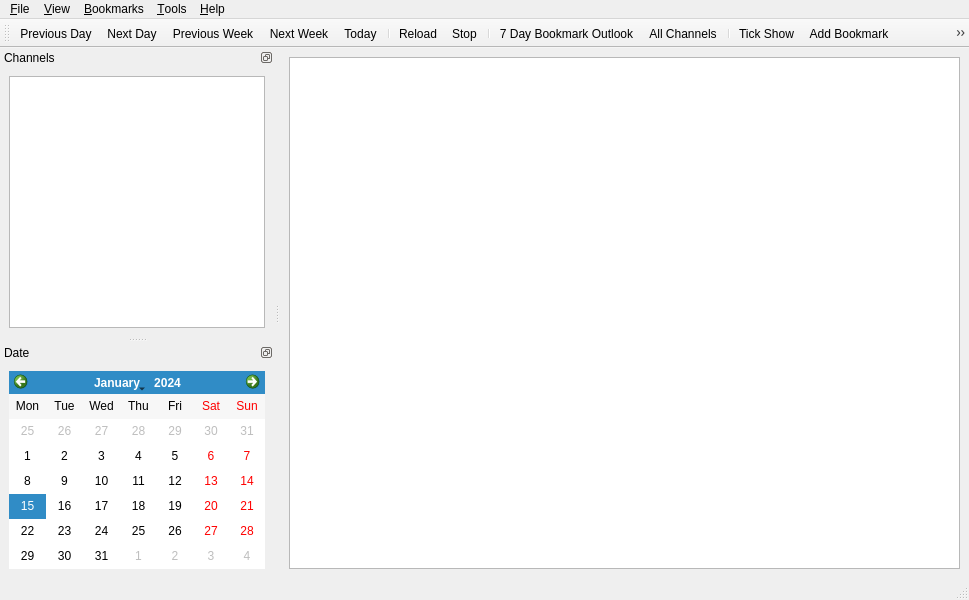
rweather/tvguide, file src/mainwindow.ui: the form before one commit.
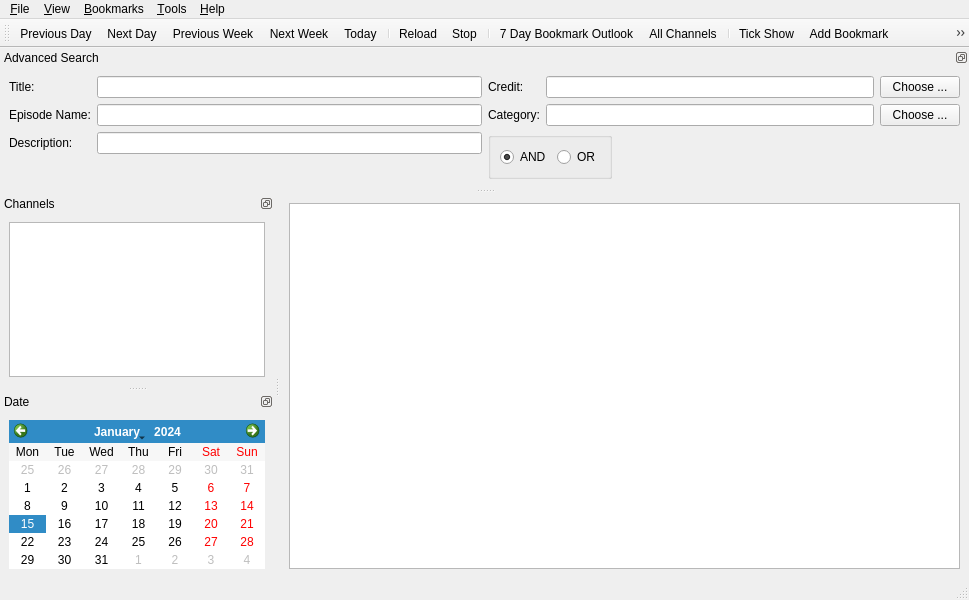
The form after the commit. Icons and pictures are not drawn.

Commit message: Advanced search options

```diff
--- a/src/mainwindow.ui
+++ b/src/mainwindow.ui
@@ -106,6 +106,152 @@
    <addaction name="menu_Help"/>
   </widget>
   <widget class="QStatusBar" name="statusbar"/>
+  <widget class="QDockWidget" name="advancedSearchDock">
+   <property name="features">
+    <set>QDockWidget::DockWidgetFloatable|QDockWidget::DockWidgetMovable</set>
+   </property>
+   <property name="allowedAreas">
+    <set>Qt::AllDockWidgetAreas</set>
+   </property>
+   <property name="windowTitle">
+    <string>Advanced Search</string>
+   </property>
+   <attribute name="dockWidgetArea">
+    <number>4</number>
+   </attribute>
+   <widget class="QWidget" name="dockWidgetContents_3">
+    <layout class="QHBoxLayout" name="horizontalLayout_5">
+     <item>
+      <layout class="QFormLayout" name="formLayout_2">
+       <item row="0" column="0">
+        <widget class="QLabel" name="label">
+         <property name="text">
+          <string>Title:</string>
+         </property>
+        </widget>
+       </item>
+       <item row="0" column="1">
+        <widget class="QLineEdit" name="titleEdit"/>
+       </item>
+       <item row="1" column="0">
+        <widget class="QLabel" name="label_2">
+         <property name="text">
+          <string>Episode Name:</string>
+         </property>
+        </widget>
+       </item>
+       <item row="1" column="1">
+        <widget class="QLineEdit" name="episodeNameEdit"/>
+       </item>
+       <item row="2" column="0">
+        <widget class="QLabel" name="label_3">
+         <property name="text">
+          <string>Description:</string>
+         </property>
+        </widget>
+       </item>
+       <item row="2" column="1">
+        <widget class="QLineEdit" name="descriptionEdit"/>
+       </item>
+      </layout>
+     </item>
+     <item>
+      <layout class="QVBoxLayout" name="verticalLayout_4">
+       <item>
+        <layout class="QFormLayout" name="formLayout">
+         <item row="0" column="0">
+          <widget class="QLabel" name="label_4">
+           <property name="text">
+            <string>Credit:</string>
+           </property>
+          </widget>
+         </item>
+         <item row="0" column="1">
+          <layout class="QHBoxLayout" name="horizontalLayout">
+           <item>
+            <widget class="QLineEdit" name="creditEdit"/>
+           </item>
+           <item>
+            <widget class="QPushButton" name="creditChoose">
+             <property name="text">
+              <string>Choose ...</string>
+             </property>
+            </widget>
+           </item>
+          </layout>
+         </item>
+         <item row="1" column="0">
+          <widget class="QLabel" name="label_5">
+           <property name="text">
+            <string>Category:</string>
+           </property>
+          </widget>
+         </item>
+         <item row="1" column="1">
+          <layout class="QHBoxLayout" name="horizontalLayout_2">
+           <item>
+            <widget class="QLineEdit" name="categoryEdit"/>
+           </item>
+           <item>
+            <widget class="QPushButton" name="categoryChoose">
+             <property name="text">
+              <string>Choose ...</string>
+             </property>
+            </widget>
+           </item>
+          </layout>
+         </item>
+        </layout>
+       </item>
+       <item>
+        <layout class="QHBoxLayout" name="horizontalLayout_4">
+         <item>
+          <widget class="QGroupBox" name="groupBox">
+           <property name="flat">
+            <bool>true</bool>
+           </property>
+           <layout class="QHBoxLayout" name="horizontalLayout_3">
+            <item>
+             <widget class="QRadioButton" name="andButton">
+              <property name="text">
+               <string>AND</string>
+              </property>
+              <property name="checked">
+               <bool>true</bool>
+              </property>
+             </widget>
+            </item>
+            <item>
+             <widget class="QRadioButton" name="orButton">
+              <property name="text">
+               <string>OR</string>
+              </property>
+             </widget>
+            </item>
+           </layout>
+          </widget>
+         </item>
+         <item>
+          <spacer name="horizontalSpacer">
+           <property name="orientation">
+            <enum>Qt::Horizontal</enum>
+           </property>
+           <property name="sizeHint" stdset="0">
+            <size>
+             <width>40</width>
+             <height>20</height>
+            </size>
+           </property>
+          </spacer>
+         </item>
+        </layout>
+       </item>
+      </layout>
+     </item>
+    </layout>
+    <zorder>groupBox</zorder>
+   </widget>
+  </widget>
   <widget class="QDockWidget" name="channelDock">
    <property name="features">
     <set>QDockWidget::DockWidgetFloatable|QDockWidget::DockWidgetMovable</set>
```
Left out of the diff: 60 changed lines with no effect on the pictures. The commit also changes 12 other files.
